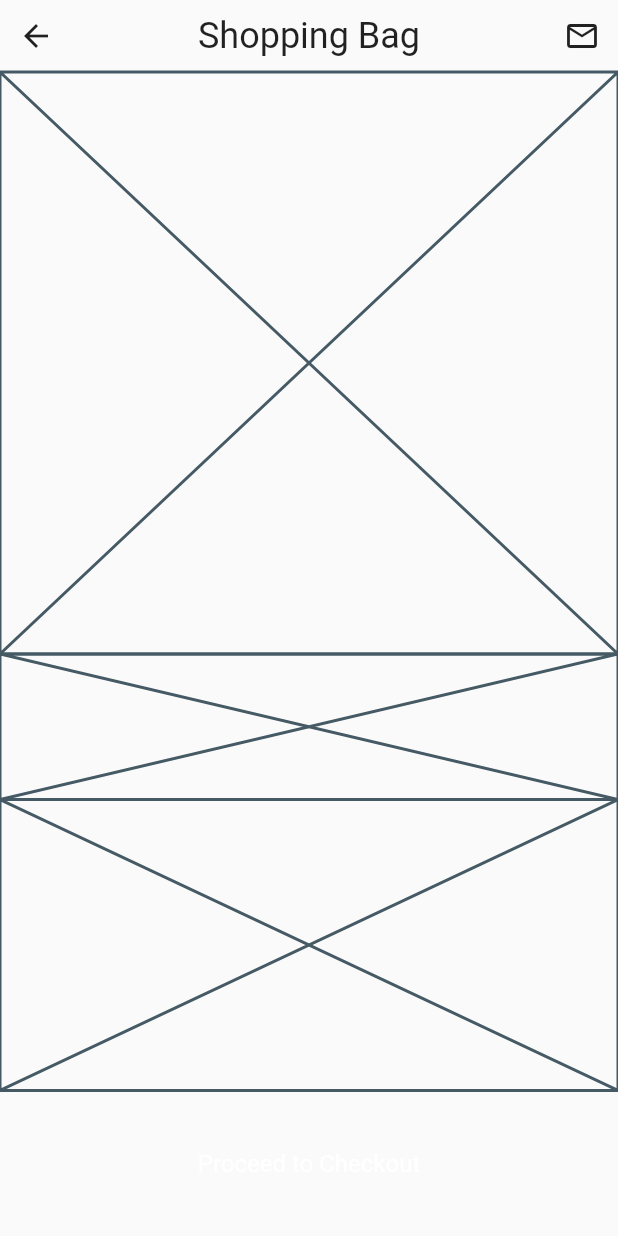
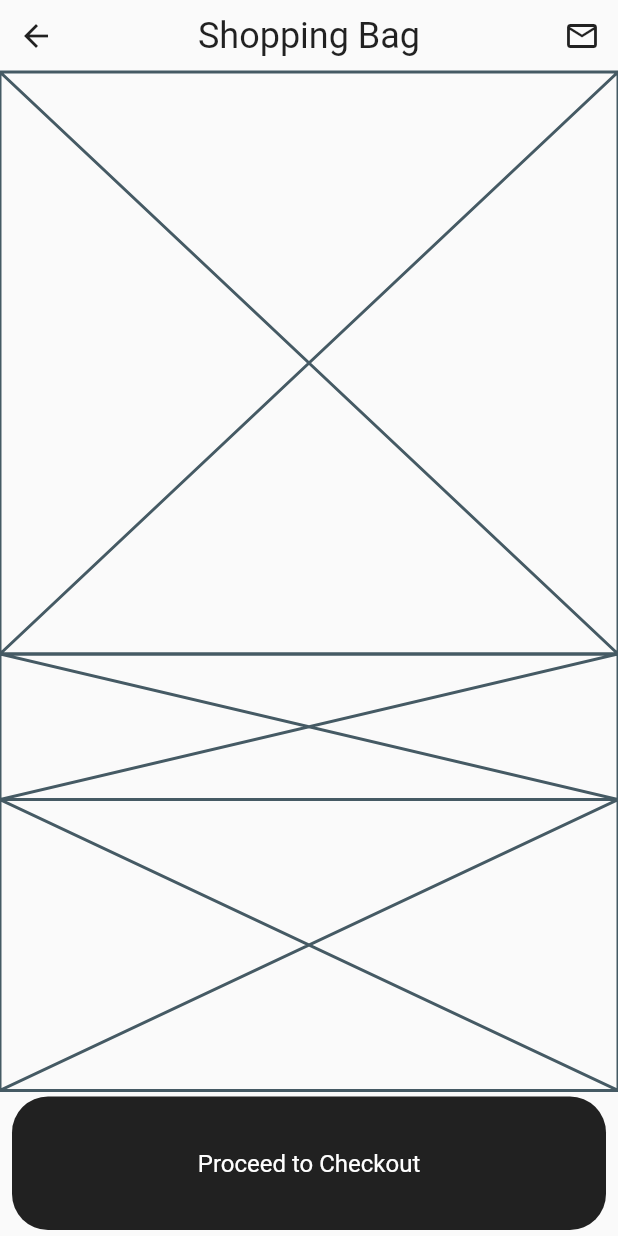
Before and after one commit to JAICHANGPARK/flutter_notebook_13th_story, a Flutter app: the ShoppingBagPage screen opened by its route, on a phone screen of 412 x 824 dp. Run offline on Flutter 3.47's test engine with Material 2 defaults, Android fonts, the phone set to English and light mode, and no system bars; our stand-ins replace flutter_svg, get, page_transition, timeago; missing offline and left inert: barcode.

Commit message:
Update shopping_bag_page.dart

```diff
--- a/lib/ep829_fashion_store_app/ui/shopping_bag_page.dart
+++ b/lib/ep829_fashion_store_app/ui/shopping_bag_page.dart
@@ -39,6 +39,11 @@ class _ShoppingBagPageState extends State<ShoppingBagPage> {
             ),
             Expanded(
               child: Container(
+                margin: EdgeInsets.fromLTRB(8, 4, 8, 4),
+                decoration: BoxDecoration(
+                  color: Colors.black87,
+                  borderRadius: BorderRadius.circular(24)
+                ),
                 child: Center(
                   child: Text(
                     "Proceed to Checkout",
```
